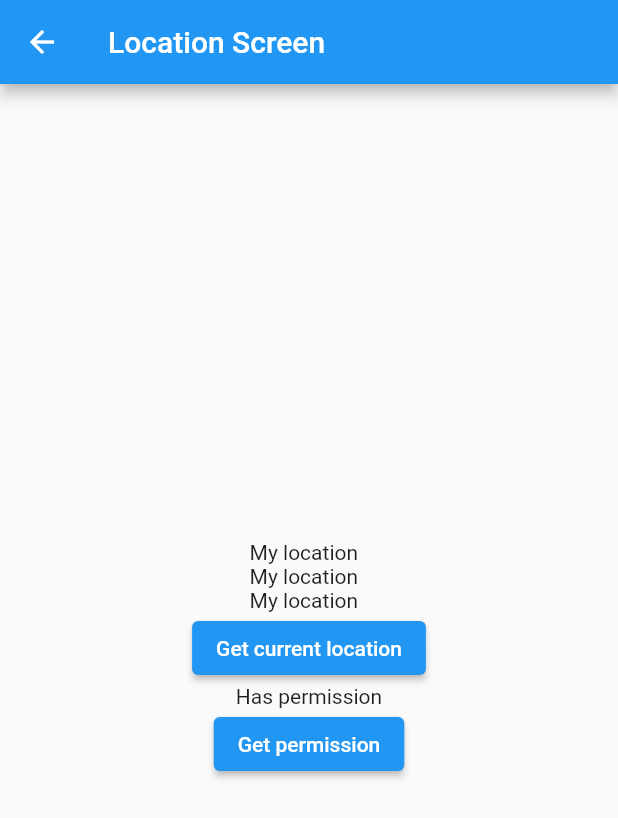
After one commit to RafatMeraz/ostad_flutter_batch_four, a Flutter app: the LocationScreen screen opened directly, after a tap on "Get current location", on a phone screen of 412 x 824 dp. The commit adds this screen. Shown: the top 818 px of the screen. Run offline on Flutter 3.47's test engine with Material 2 defaults, Android fonts, the phone set to English and light mode, and no system bars; our stand-ins replace flutter_svg, get, google_maps_flutter, image_picker, location, shared_preferences; accounts and stored records are empty.

Commit message:
- get location - listen to location

```diff
--- /dev/null
+++ b/live_class_project/lib/location_screen.dart
@@ -0,0 +1,91 @@
+import 'dart:async';
+
+import 'package:flutter/material.dart';
+import 'package:location/location.dart';
+
+class LocationScreen extends StatefulWidget {
+  const LocationScreen({super.key});
+
+  @override
+  State<LocationScreen> createState() => _LocationScreenState();
+}
+
+class _LocationScreenState extends State<LocationScreen> {
+  Location location = Location();
+  LocationData? currentLocation;
+  LocationData? myLocation;
+  late StreamSubscription locationSubscription;
+
+  @override
+  void initState() {
+    super.initState();
+    listenToLocation();
+  }
+
+  void listenToLocation() {
+    locationSubscription = location.onLocationChanged.listen((locationData) {
+      myLocation = locationData;
+      if (mounted) {
+        setState(() {});
+      }
+    });
+  }
+
+  @override
+  Widget build(BuildContext context) {
+    return Scaffold(
+      appBar: AppBar(
+        title: const Text('Location Screen'),
+      ),
+      body: Center(
+        child: Column(
+          crossAxisAlignment: CrossAxisAlignment.center,
+          mainAxisAlignment: MainAxisAlignment.center,
+          children: [
+            Text('My location ${myLocation?.latitude ?? ''} ${myLocation?.longitude ?? ''}'),
+
+            StreamBuilder(
+              stream: location.onLocationChanged,
+              builder: (context, locationData) {
+                  return Text(
+                      'My location ${locationData.data?.latitude ?? ''} ${locationData.data?.longitude ?? ''}');
+                }
+            ),
+
+            Text('My location ${currentLocation?.latitude ?? ''} ${currentLocation?.longitude ?? ''}'),
+
+            ElevatedButton(
+              onPressed: () async {
+                currentLocation = await location.getLocation();
+                print(currentLocation?.latitude);
+                print(currentLocation?.longitude);
+                print(currentLocation?.altitude);
+                if (mounted) {
+                  setState(() {});
+                }
+              },
+              child: Text('Get current location'),
+            ),
+            Text('Has permission'),
+            ElevatedButton(
+              onPressed: () async {
+                PermissionStatus status = await location.hasPermission();
+                if (status == PermissionStatus.denied || status == PermissionStatus.deniedForever) {
+                  await location.requestPermission();
+                  await location.getLocation();
+                }
+              },
+              child: Text('Get permission'),
+            ),
+          ],
+        ),
+      ),
+    );
+  }
+
+  @override
+  void dispose() {
+    locationSubscription.cancel();
+    super.dispose();
+  }
+}
--- a/live_class_project/lib/main.dart
+++ b/live_class_project/lib/main.dart
@@ -1,5 +1,6 @@
 import 'package:flutter/material.dart';
 import 'package:live_class_project/home_screen.dart';
+import 'package:live_class_project/location_screen.dart';
 
 void main() {
   runApp(const GoogleMapsApp());
--- a/live_class_project/pubspec.yaml
+++ b/live_class_project/pubspec.yaml
@@ -36,6 +36,7 @@ dependencies:
   # Use with the CupertinoIcons class for iOS style icons.
   cupertino_icons: ^1.0.2
   google_maps_flutter: ^2.5.0
+  location: ^5.0.3
 
 dev_dependencies:
   flutter_test:
```
Also changed, not shown: live_class_project/lib/home_screen.dart (+29 -0 lines), live_class_project/pubspec.lock, 1 other file.
